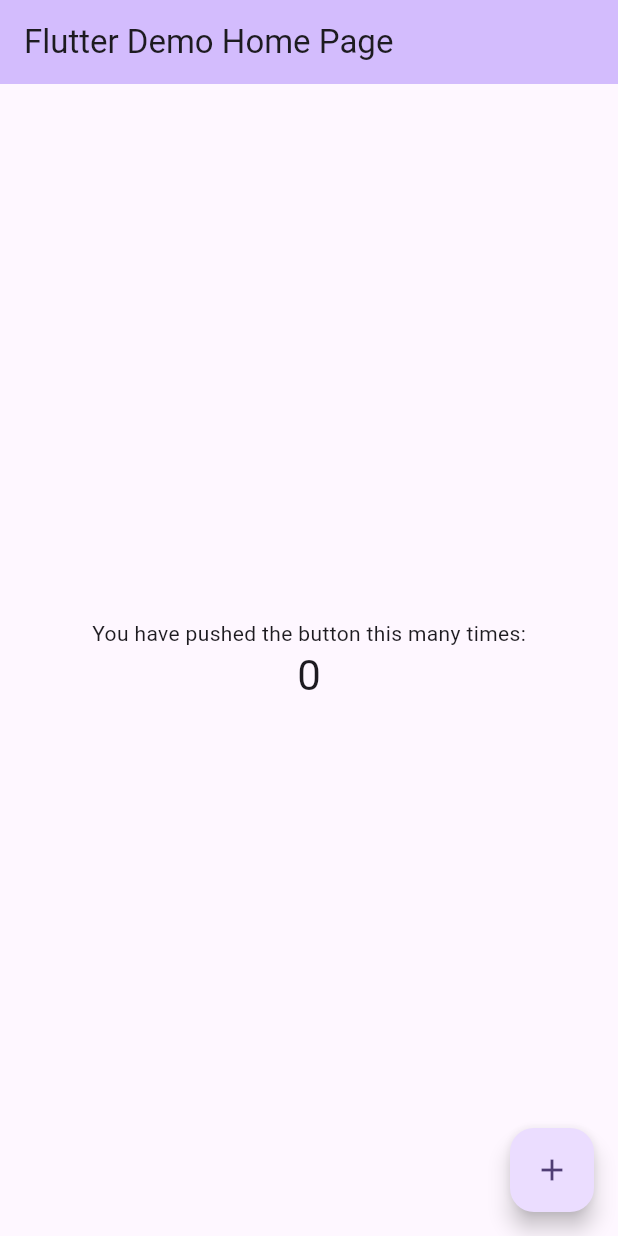
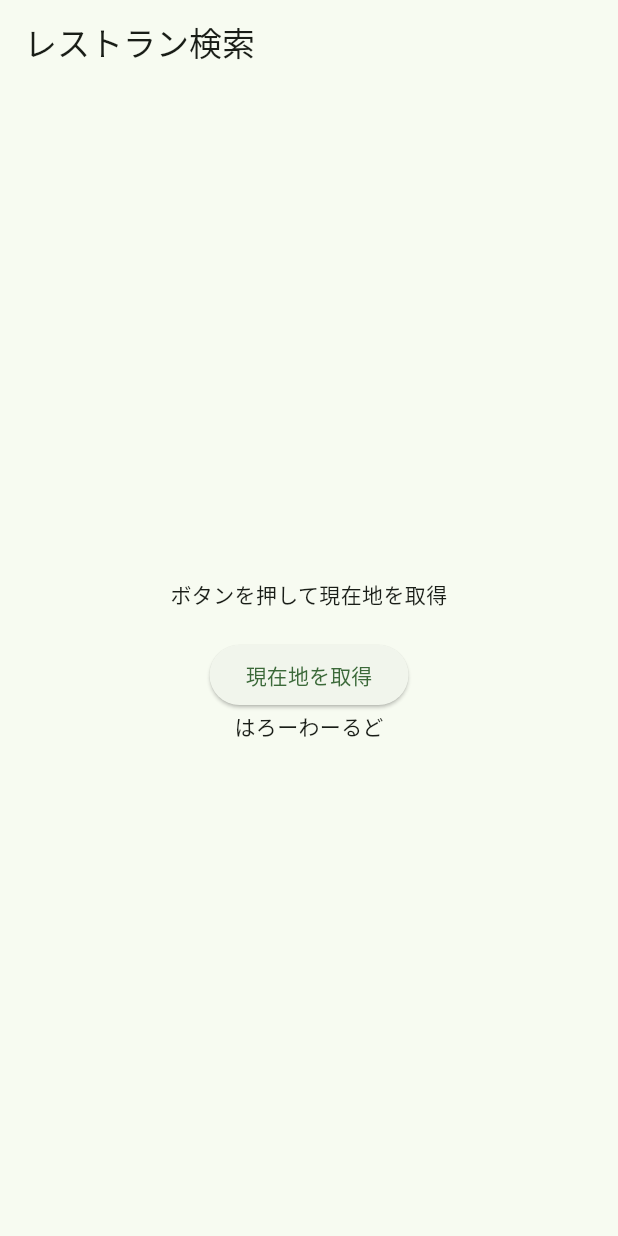
Before and after one commit to AiriNakanishi/gourmet_search, a Flutter app: the screen it shows after launch, on a phone screen of 412 x 824 dp. Run offline on Flutter 3.47's test engine with Material 3 defaults, Android fonts, the phone set to English and light mode, and no system bars; our stand-ins replace dio, flutter_dotenv, flutter_riverpod, geolocator.

Commit message:
フォルダ整理諸々完了

```diff
--- a/lib/main.dart
+++ b/lib/main.dart
@@ -1,122 +1,85 @@
 import 'package:flutter/material.dart';
+import 'package:flutter_riverpod/flutter_riverpod.dart';
+import 'package:geolocator/geolocator.dart';
 
 void main() {
-  runApp(const MyApp());
+  // Riverpodを使用するためにProviderScopeで包みます
+  runApp(const ProviderScope(child: MyApp()));
 }
 
 class MyApp extends StatelessWidget {
   const MyApp({super.key});
 
-  // This widget is the root of your application.
   @override
   Widget build(BuildContext context) {
     return MaterialApp(
-      title: 'Flutter Demo',
+      title: 'Gourmet Search',
       theme: ThemeData(
-        // This is the theme of your application.
-        //
-        // TRY THIS: Try running your application with "flutter run". You'll see
-        // the application has a purple toolbar. Then, without quitting the app,
-        // try changing the seedColor in the colorScheme below to Colors.green
-        // and then invoke "hot reload" (save your changes or press the "hot
-        // reload" button in a Flutter-supported IDE, or press "r" if you used
-        // the command line to start the app).
-        //
-        // Notice that the counter didn't reset back to zero; the application
-        // state is not lost during the reload. To reset the state, use hot
-        // restart instead.
-        //
-        // This works for code too, not just values: Most code changes can be
-        // tested with just a hot reload.
-        colorScheme: ColorScheme.fromSeed(seedColor: Colors.deepPurple),
+        colorScheme: ColorScheme.fromSeed(seedColor: Colors.green), // お好みの緑色に
+        useMaterial3: true,
       ),
-      home: const MyHomePage(title: 'Flutter Demo Home Page'),
+      home: const SearchPage(),
     );
   }
 }
 
-class MyHomePage extends StatefulWidget {
-  const MyHomePage({super.key, required this.title});
-
-  // This widget is the home page of your application. It is stateful, meaning
-  // that it has a State object (defined below) that contains fields that affect
-  // how it looks.
-
-  // This class is the configuration for the state. It holds the values (in this
-  // case the title) provided by the parent (in this case the App widget) and
-  // used by the build method of the State. Fields in a Widget subclass are
-  // always marked "final".
-
-  final String title;
+class SearchPage extends StatefulWidget {
+  const SearchPage({super.key});
 
   @override
-  State<MyHomePage> createState() => _MyHomePageState();
+  State<SearchPage> createState() => _SearchPageState();
 }
 
-class _MyHomePageState extends State<MyHomePage> {
-  int _counter = 0;
+class _SearchPageState extends State<SearchPage> {
+  String _locationMessage = "ボタンを押して現在地を取得";
 
-  void _incrementCounter() {
+  // 位置情報を取得する関数
+  Future<void> _getCurrentLocation() async {
+    // 位置情報サービスが有効か確認
+    bool serviceEnabled = await Geolocator.isLocationServiceEnabled();
+    if (!serviceEnabled) {
+      setState(() => _locationMessage = "位置情報サービスが無効です");
+      return;
+    }
+
+    // 権限の確認
+    LocationPermission permission = await Geolocator.checkPermission();
+    if (permission == LocationPermission.denied) {
+      permission = await Geolocator.requestPermission();
+      if (permission == LocationPermission.denied) {
+        setState(() => _locationMessage = "位置情報の権限が拒否されました");
+        return;
+      }
+    }
+
+    // 現在地の取得
+    Position position = await Geolocator.getCurrentPosition(
+      desiredAccuracy: LocationAccuracy.high,
+    );
+
     setState(() {
-      // This call to setState tells the Flutter framework that something has
-      // changed in this State, which causes it to rerun the build method below
-      // so that the display can reflect the updated values. If we changed
-      // _counter without calling setState(), then the build method would not be
-      // called again, and so nothing would appear to happen.
-      _counter++;
+      _locationMessage = "緯度: ${position.latitude}\n経度: ${position.longitude}";
     });
   }
 
   @override
   Widget build(BuildContext context) {
-    // This method is rerun every time setState is called, for instance as done
-    // by the _incrementCounter method above.
-    //
-    // The Flutter framework has been optimized to make rerunning build methods
-    // fast, so that you can just rebuild anything that needs updating rather
-    // than having to individually change instances of widgets.
     return Scaffold(
-      appBar: AppBar(
-        // TRY THIS: Try changing the color here to a specific color (to
-        // Colors.amber, perhaps?) and trigger a hot reload to see the AppBar
-        // change color while the other colors stay the same.
-        backgroundColor: Theme.of(context).colorScheme.inversePrimary,
-        // Here we take the value from the MyHomePage object that was created by
-        // the App.build method, and use it to set our appbar title.
-        title: Text(widget.title),
-      ),
+      appBar: AppBar(title: const Text("レストラン検索")),
       body: Center(
-        // Center is a layout widget. It takes a single child and positions it
-        // in the middle of the parent.
         child: Column(
-          // Column is also a layout widget. It takes a list of children and
-          // arranges them vertically. By default, it sizes itself to fit its
-          // children horizontally, and tries to be as tall as its parent.
-          //
-          // Column has various properties to control how it sizes itself and
-          // how it positions its children. Here we use mainAxisAlignment to
-          // center the children vertically; the main axis here is the vertical
-          // axis because Columns are vertical (the cross axis would be
-          // horizontal).
-          //
-          // TRY THIS: Invoke "debug painting" (choose the "Toggle Debug Paint"
-          // action in the IDE, or press "p" in the console), to see the
-          // wireframe for each widget.
           mainAxisAlignment: MainAxisAlignment.center,
-          children: <Widget>[
-            const Text('You have pushed the button this many times:'),
-            Text(
-              '$_counter',
-              style: Theme.of(context).textTheme.headlineMedium,
+          children: [
+            Text(_locationMessage, textAlign: TextAlign.center),
+            const SizedBox(height: 20),
+            ElevatedButton(
+              onPressed: _getCurrentLocation,
+              child: const Text("現在地を取得"),
             ),
+            Text("はろーわーるど"),
           ],
         ),
       ),
-      floatingActionButton: FloatingActionButton(
-        onPressed: _incrementCounter,
-        tooltip: 'Increment',
-        child: const Icon(Icons.add),
-      ), // This trailing comma makes auto-formatting nicer for build methods.
     );
   }
 }
```
Also changed, not shown: lib/constants/app_color.dart (added, +43 -0 lines), lib/constants/app_size.dart (added, +114 -0 lines), lib/models/restaurant.dart (added, +32 -0 lines), lib/repositories/api_client.dart (added, +33 -0 lines), lib/views/search/search_page.dart (added), 108 other files.
